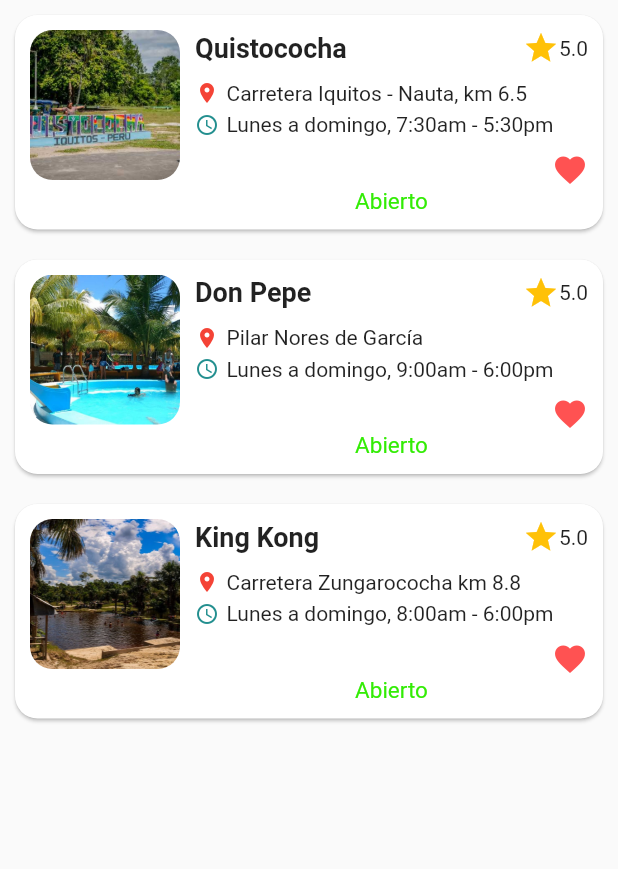
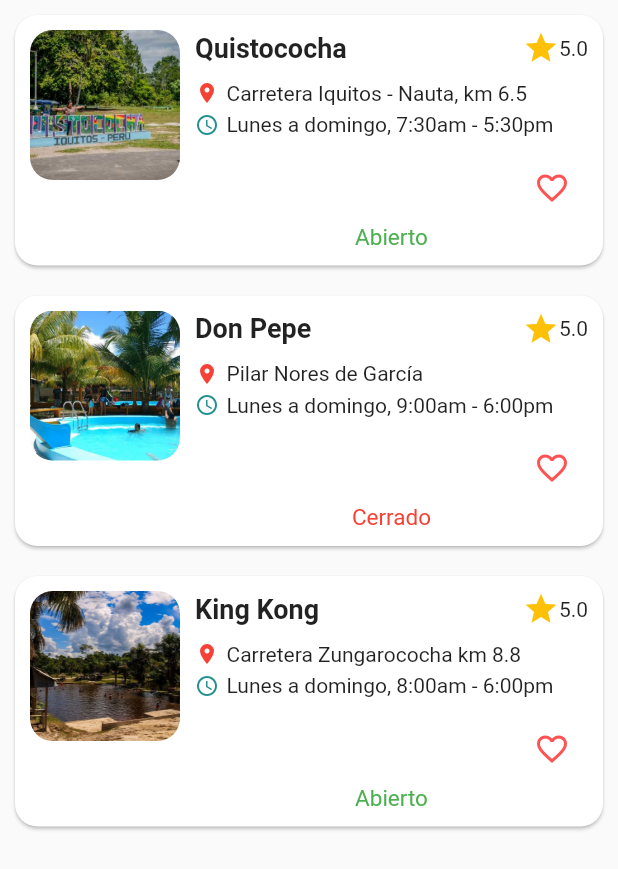
Before and after one commit to frankpezo/recreoexploreiqtapp, a Flutter app: the TopCate screen opened directly, on a phone screen of 412 x 824 dp. Shown: the top 869 px of the screen. Run offline on Flutter 3.47's test engine with Material 2 defaults, Android fonts, the light colour scheme and no system bars; our stand-ins replace another_carousel_pro.

Commit message:
Funcionamiento del favorite

```diff
--- a/lib/model/places_model.dart
+++ b/lib/model/places_model.dart
@@ -1,6 +1,7 @@
 //1. Esta clase será mostrada para los card
 class PlaceModel {
   //1.1. Declaramos los atributos
+  int id;
   String imagePlace;
   String nombrePlace;
   String direPlace;
@@ -10,7 +11,8 @@ class PlaceModel {
 
   //1.2. Constructor
   PlaceModel(
-      {required this.imagePlace,
+      {required this.id,
+      required this.imagePlace,
       required this.nombrePlace,
       required this.direPlace,
       required this.horarioPlace,
--- a/lib/src/pages/categorias/top_cate.dart
+++ b/lib/src/pages/categorias/top_cate.dart
@@ -14,6 +14,7 @@ class _TopCateState extends State<TopCate> {
   final List<PlaceModel> placesTop = [
     //a.
     PlaceModel(
+        id: 1,
         imagePlace: "quis.jpg",
         nombrePlace: "Quistococha",
         direPlace: "Carretera Iquitos - Nauta, km 6.5",
@@ -21,13 +22,15 @@ class _TopCateState extends State<TopCate> {
         estadoPlace: "Abierto",
         rakingPlace: 5.0),
     PlaceModel(
+        id: 2,
         imagePlace: "4.jpg",
         nombrePlace: "Don Pepe",
         direPlace: "Pilar Nores de García",
         horarioPlace: "Lunes a domingo, 9:00am - 6:00pm",
-        estadoPlace: "Abierto",
+        estadoPlace: "Cerrado",
         rakingPlace: 5.0),
     PlaceModel(
+        id: 3,
         imagePlace: "5.jpg",
         nombrePlace: "King Kong",
         direPlace: "Carretera Zungarococha km 8.8",
@@ -44,7 +47,7 @@ class _TopCateState extends State<TopCate> {
             padding: EdgeInsets.only(bottom: 10),
             itemCount: placesTop.length,
             itemBuilder: (context, index) {
-              return buildPlaceCard(context, placesTop[index]);
+              return YourWidget(place: placesTop[index]);
             }));
   }
 }
--- a/lib/src/widgets/cardPlaces.dart
+++ b/lib/src/widgets/cardPlaces.dart
@@ -1,6 +1,26 @@
 import 'package:flutter/material.dart';
 import 'package:recreoexploreiqtapp/model/places_model.dart';
 
+class YourWidget extends StatefulWidget {
+  //1. Traemos el model de los datos del local
+  final PlaceModel place;
+
+  YourWidget({required this.place});
+
+  @override
+  _YourWidgetState createState() => _YourWidgetState();
+}
+
+class _YourWidgetState extends State<YourWidget> {
+  //2. Creamos un favorito para que se pueda hacer el cambio
+  bool isFavorite = false;
+
+  @override
+  Widget build(BuildContext context) {
+    return buildPlaceCard(context, widget.place);
+  }
+
+//3. Crearemos un widget que servirá de retorno en cada categoría
   Widget buildPlaceCard(BuildContext context, PlaceModel place) {
     return Card(
       margin: EdgeInsets.all(10.0),
@@ -12,7 +32,7 @@ Widget buildPlaceCard(BuildContext context, PlaceModel place) {
         child: Row(
           crossAxisAlignment: CrossAxisAlignment.start,
           children: [
-          // Imagen del lugar con bordes redondeados
+            // 3.1. Imagen del lugar con bordes redondeados
             ClipRRect(
               borderRadius: BorderRadius.circular(15.0),
               child: Image.asset(
@@ -23,12 +43,12 @@ Widget buildPlaceCard(BuildContext context, PlaceModel place) {
               ),
             ),
             SizedBox(width: 10.0), // Espacio entre la imagen y el texto
-          // Contenido del lugar
+            // 3.2. Contenido del lugar
             Expanded(
               child: Column(
                 crossAxisAlignment: CrossAxisAlignment.start,
                 children: [
-                // Nombre del lugar y ranking
+                  // 3.3. Nombre del lugar y ranking
                   Row(
                     mainAxisAlignment: MainAxisAlignment.spaceBetween,
                     children: [
@@ -48,7 +68,7 @@ Widget buildPlaceCard(BuildContext context, PlaceModel place) {
                     ],
                   ),
                   SizedBox(height: 10.0),
-                // Dirección con icono
+                  // .4. Dirección con icono
                   Row(
                     children: [
                       Icon(Icons.location_on, color: Colors.red, size: 16.0),
@@ -60,7 +80,7 @@ Widget buildPlaceCard(BuildContext context, PlaceModel place) {
                     ],
                   ),
                   SizedBox(height: 5.0),
-                // Horario de atención con icono
+                  //3.5.  Horario de atención con icono
                   Row(
                     children: [
                       Icon(Icons.access_time,
@@ -76,16 +96,34 @@ Widget buildPlaceCard(BuildContext context, PlaceModel place) {
                   Row(
                     mainAxisAlignment: MainAxisAlignment.end,
                     children: [
-                    Icon(Icons.favorite, color: Colors.redAccent),
+                      IconButton(
+                        //2.2. Realizamos una condicional para hacer el cambio de estado
+                        icon: Icon(
+                          isFavorite ? Icons.favorite : Icons.favorite_border,
+                          color: Colors.redAccent,
+                        ),
+                        onPressed: () {
+                          setState(() {
+                            isFavorite = !isFavorite;
+                          });
+                        },
+                      ),
                     ],
                   ),
-                // Estado centrado
+                  // 3.6. Estado centrado
                   Row(
                     mainAxisAlignment: MainAxisAlignment.center,
                     children: [
-                    Text('${place.estadoPlace}',
-                        style:
-                            TextStyle(color: Color(0xFF33EC05), fontSize: 15)),
+                      Text(
+                        //Realizamos una condicional para hacer el cambio de estado
+                        '${place.estadoPlace}',
+                        style: TextStyle(
+                          color: place.estadoPlace == "Abierto"
+                              ? Colors.green
+                              : Colors.red,
+                          fontSize: 15,
+                        ),
+                      ),
                     ],
                   ),
                 ],
@@ -96,3 +134,4 @@ Widget buildPlaceCard(BuildContext context, PlaceModel place) {
       ),
     );
   }
+}
```
Lines whose indentation alone changed are shown as unchanged.
